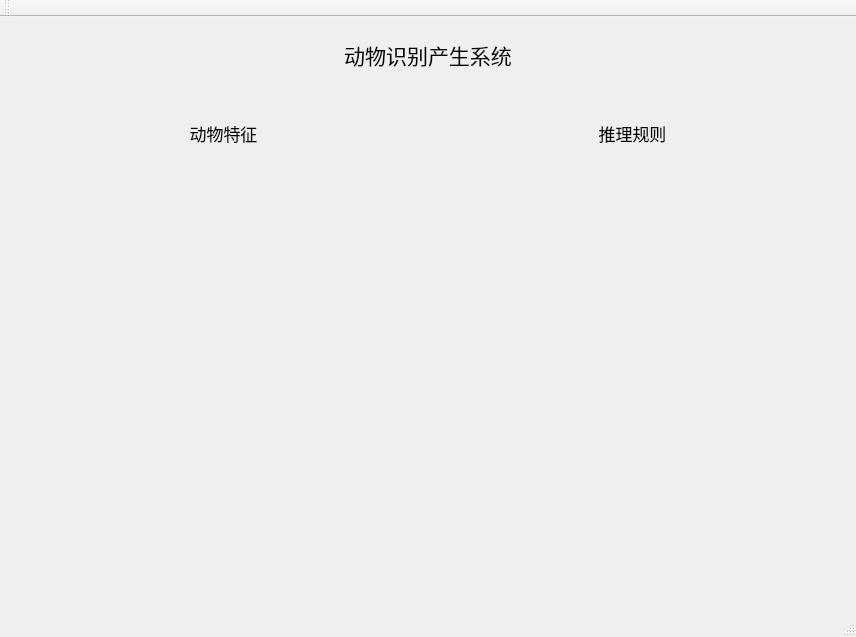
Before: the Qt Designer form mainwindow.ui in YoferChen/AnimalRecognitionSystem_Qt5, drawn with Qt 5.
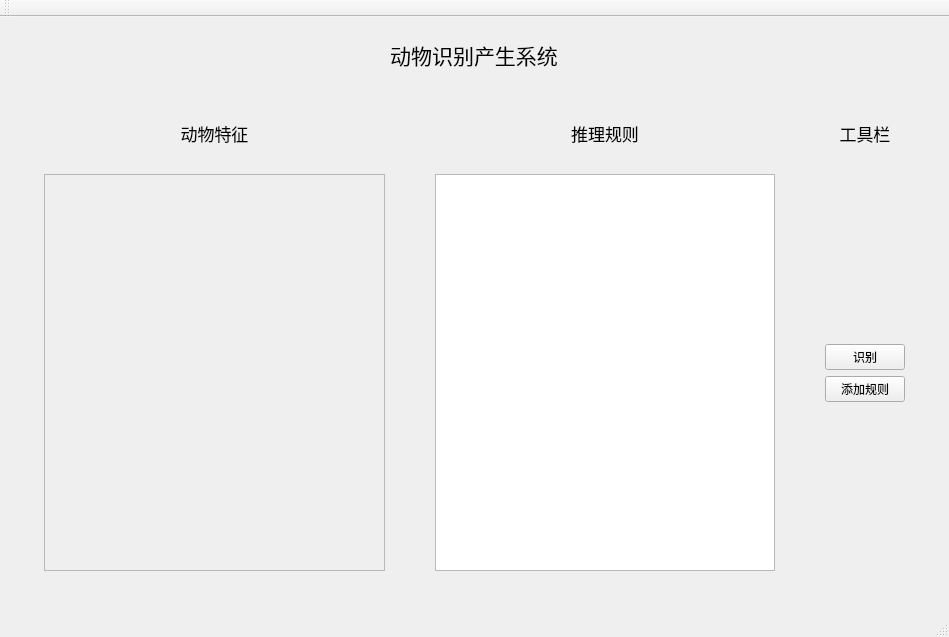
After: the same form once the commit is applied.

Commit message: 完善布局，添加部分控件

The edit to the form file:
```diff
--- a/mainwindow.ui
+++ b/mainwindow.ui
@@ -6,7 +6,7 @@
    <rect>
     <x>0</x>
     <y>0</y>
-    <width>856</width>
+    <width>949</width>
     <height>637</height>
    </rect>
   </property>
@@ -86,6 +86,25 @@
           </item>
           <item>
            <widget class="QWidget" name="widget_6" native="true">
+            <layout class="QVBoxLayout" name="verticalLayout_7">
+             <item>
+              <widget class="QScrollArea" name="scrollArea">
+               <property name="widgetResizable">
+                <bool>true</bool>
+               </property>
+               <widget class="QWidget" name="scrollAreaWidgetContents">
+                <property name="geometry">
+                 <rect>
+                  <x>0</x>
+                  <y>0</y>
+                  <width>331</width>
+                  <height>370</height>
+                 </rect>
+                </property>
+               </widget>
+              </widget>
+             </item>
+            </layout>
             <zorder>widget_rules</zorder>
            </widget>
           </item>
@@ -123,7 +142,13 @@
            </widget>
           </item>
           <item>
-           <widget class="QWidget" name="widget_8" native="true"/>
+           <widget class="QWidget" name="widget_8" native="true">
+            <layout class="QVBoxLayout" name="verticalLayout_6">
+             <item>
+              <widget class="QListView" name="listView"/>
+             </item>
+            </layout>
+           </widget>
           </item>
          </layout>
          <zorder>widget_feature</zorder>
@@ -133,6 +158,97 @@
          <zorder>widget_8</zorder>
         </widget>
        </item>
+       <item>
+        <widget class="QWidget" name="widget_tools" native="true">
+         <property name="sizePolicy">
+          <sizepolicy hsizetype="Preferred" vsizetype="Preferred">
+           <horstretch>0</horstretch>
+           <verstretch>0</verstretch>
+          </sizepolicy>
+         </property>
+         <property name="layoutDirection">
+          <enum>Qt::LeftToRight</enum>
+         </property>
+         <property name="autoFillBackground">
+          <bool>false</bool>
+         </property>
+         <layout class="QVBoxLayout" name="verticalLayout_9">
+          <item>
+           <widget class="QWidget" name="widget" native="true">
+            <property name="sizePolicy">
+             <sizepolicy hsizetype="Preferred" vsizetype="Fixed">
+              <horstretch>0</horstretch>
+              <verstretch>0</verstretch>
+             </sizepolicy>
+            </property>
+            <property name="font">
+             <font>
+              <pointsize>13</pointsize>
+             </font>
+            </property>
+            <layout class="QHBoxLayout" name="horizontalLayout_4">
+             <item>
+              <widget class="QLabel" name="label_2">
+               <property name="text">
+                <string>工具栏</string>
+               </property>
+               <property name="alignment">
+                <set>Qt::AlignCenter</set>
+               </property>
+              </widget>
+             </item>
+            </layout>
+           </widget>
+          </item>
+          <item>
+           <widget class="QWidget" name="widget_4" native="true">
+            <layout class="QVBoxLayout" name="verticalLayout_8">
+             <item>
+              <spacer name="verticalSpacer">
+               <property name="orientation">
+                <enum>Qt::Vertical</enum>
+               </property>
+               <property name="sizeHint" stdset="0">
+                <size>
+                 <width>20</width>
+                 <height>40</height>
+                </size>
+               </property>
+              </spacer>
+             </item>
+             <item>
+              <widget class="QPushButton" name="btn_recognition">
+               <property name="text">
+                <string>识别</string>
+               </property>
+              </widget>
+             </item>
+             <item>
+              <widget class="QPushButton" name="pushButton">
+               <property name="text">
+                <string>添加规则</string>
+               </property>
+              </widget>
+             </item>
+             <item>
+              <spacer name="verticalSpacer_2">
+               <property name="orientation">
+                <enum>Qt::Vertical</enum>
+               </property>
+               <property name="sizeHint" stdset="0">
+                <size>
+                 <width>20</width>
+                 <height>40</height>
+                </size>
+               </property>
+              </spacer>
+             </item>
+            </layout>
+           </widget>
+          </item>
+         </layout>
+        </widget>
+       </item>
       </layout>
      </widget>
     </item>
```
Left out of the diff: 3 changed lines with no effect on the pictures. The commit also changes 1 other file.
